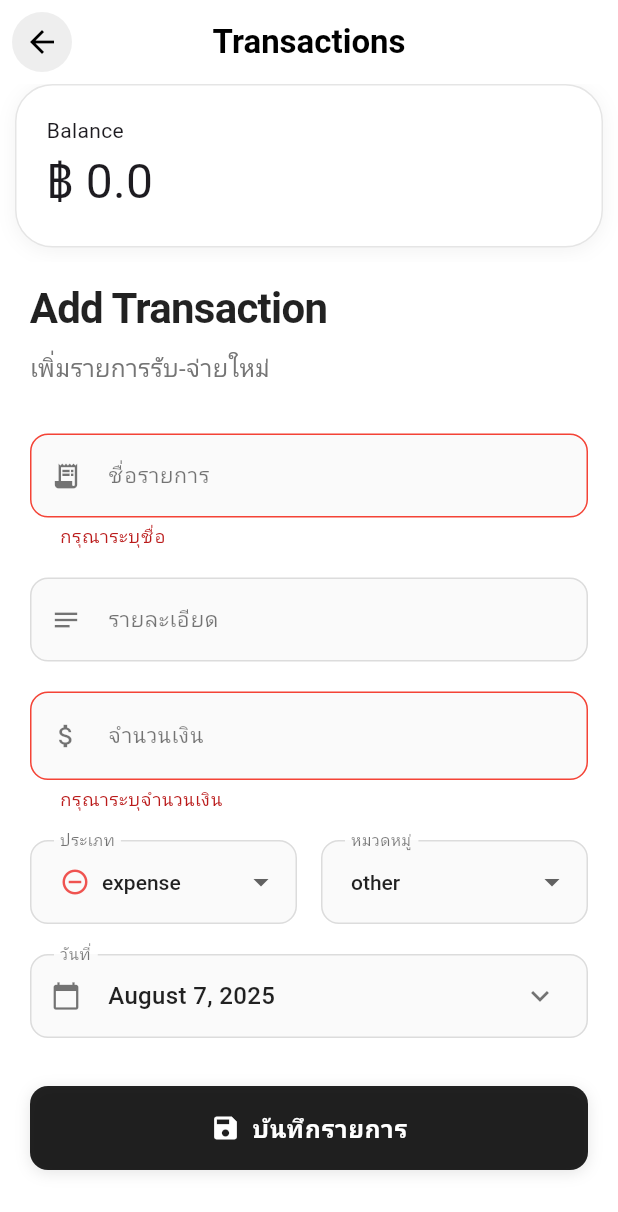
After one commit to Apisit250aps/SavingQuests, a Flutter app: the TransactionsView screen opened directly, after a tap on "บันทึกรายการ", on a phone screen of 412 x 824 dp. The commit adds this screen. Shown: the top 1212 px of the screen. Run offline on Flutter 3.47's test engine with Material 3 defaults, Android fonts, the phone set to English and light mode, and no system bars; our stand-ins replace get, google_fonts, hive, hive_flutter, phosphor_flutter; accounts and stored records are empty; Roboto replaces fonts that are missing (Itim).

Commit message:
feat: transaction form

```diff
--- /dev/null
+++ b/lib/components/app/transaction/transaction_form.dart
@@ -0,0 +1,367 @@
+import 'package:flutter/material.dart';
+import 'package:get/get.dart';
+import 'package:intl/intl.dart';
+import 'package:save_quests/controllers/wallet_controller.dart';
+import 'package:save_quests/models/enum/transaction_category/transaction_category.dart';
+import 'package:save_quests/models/enum/transaction_type/transaction_type.dart';
+import 'package:save_quests/models/transaction/transaction.dart';
+
+class TransactionForm extends StatefulWidget {
+  const TransactionForm({super.key});
+
+  @override
+  State<TransactionForm> createState() => _TransactionFormState();
+}
+
+class _TransactionFormState extends State<TransactionForm> {
+  final _formKey = GlobalKey<FormState>();
+
+  final _nameController = TextEditingController();
+  final _descController = TextEditingController();
+  final _amountController = TextEditingController();
+
+  TransactionType _selectedType = TransactionType.expense;
+  TransactionCategory _selectedCategory = TransactionCategory.other;
+  DateTime _selectedDate = DateTime.now();
+
+  final WalletController _controller = Get.find<WalletController>();
+
+  void _submitForm() {
+    if (_formKey.currentState?.validate() ?? false) {
+      final double amount = double.parse(_amountController.text);
+      final DateTime now = DateTime.now();
+
+      final transaction = Transaction(
+        wallet: _controller.defaultWallet,
+        name: _nameController.text,
+        desc: _descController.text,
+        amount: amount,
+        type: _selectedType,
+        category: _selectedCategory,
+        createdAt: _selectedDate,
+        updatedAt: now,
+      );
+
+      _controller.addTransaction(transaction);
+
+      ScaffoldMessenger.of(context).showSnackBar(
+        SnackBar(
+          content: const Text(
+            'บันทึกสำเร็จ',
+            style: TextStyle(
+              color: Colors.white,
+              fontWeight: FontWeight.w500,
+            ),
+          ),
+          backgroundColor: Colors.black87,
+          behavior: SnackBarBehavior.floating,
+          shape: RoundedRectangleBorder(
+            borderRadius: BorderRadius.circular(12),
+          ),
+          margin: const EdgeInsets.all(16),
+        ),
+      );
+      _formKey.currentState?.reset();
+      setState(() {
+        _selectedType = TransactionType.expense;
+        _selectedCategory = TransactionCategory.other;
+        _selectedDate = DateTime.now();
+      });
+    }
+  }
+
+  Future<void> _pickDate(BuildContext context) async {
+    final DateTime? picked = await showDatePicker(
+      context: context,
+      initialDate: _selectedDate,
+      firstDate: DateTime(2020),
+      lastDate: DateTime(2100),
+      builder: (context, child) {
+        return Theme(
+          data: Theme.of(context).copyWith(
+            colorScheme: const ColorScheme.light(
+              primary: Colors.black87,
+              onPrimary: Colors.white,
+              surface: Colors.white,
+              onSurface: Colors.black87,
+            ),
+          ),
+          child: child!,
+        );
+      },
+    );
+    if (picked != null && picked != _selectedDate) {
+      setState(() {
+        _selectedDate = picked;
+      });
+    }
+  }
+
+  InputDecoration _buildInputDecoration(String label, {IconData? icon}) {
+    return InputDecoration(
+      labelText: label,
+      labelStyle: const TextStyle(
+        color: Colors.black54,
+        fontSize: 14,
+        fontWeight: FontWeight.w400,
+      ),
+      prefixIcon: icon != null
+        ? Icon(icon, color: Colors.black54, size: 20)
+        : null,
+      border: OutlineInputBorder(
+        borderRadius: BorderRadius.circular(12),
+        borderSide: const BorderSide(color: Colors.black12, width: 1),
+      ),
+      enabledBorder: OutlineInputBorder(
+        borderRadius: BorderRadius.circular(12),
+        borderSide: const BorderSide(color: Colors.black12, width: 1),
+      ),
+      focusedBorder: OutlineInputBorder(
+        borderRadius: BorderRadius.circular(12),
+        borderSide: const BorderSide(color: Colors.black87, width: 2),
+      ),
+      errorBorder: OutlineInputBorder(
+        borderRadius: BorderRadius.circular(12),
+        borderSide: const BorderSide(color: Colors.red, width: 1),
+      ),
+      focusedErrorBorder: OutlineInputBorder(
+        borderRadius: BorderRadius.circular(12),
+        borderSide: const BorderSide(color: Colors.red, width: 2),
+      ),
+      filled: true,
+      fillColor: Colors.grey[50],
+      contentPadding: const EdgeInsets.symmetric(horizontal: 16, vertical: 16),
+    );
+  }
+
+  @override
+  Widget build(BuildContext context) {
+    return Container(
+      color: Colors.white,
+      child: Padding(
+        padding: const EdgeInsets.all(10),
+        child: Form(
+          key: _formKey,
+          child: Column(
+            crossAxisAlignment: CrossAxisAlignment.stretch,
+            children: [
+              // Header
+              Container(
+                padding: const EdgeInsets.only(bottom: 32),
+                child: Column(
+                  crossAxisAlignment: CrossAxisAlignment.start,
+                  children: [
+                    const Text(
+                      'Add Transaction',
+                      style: TextStyle(
+                        fontSize: 28,
+                        fontWeight: FontWeight.w700,
+                        color: Colors.black87,
+                        letterSpacing: -0.5,
+                      ),
+                    ),
+                    const SizedBox(height: 8),
+                    Text(
+                      'เพิ่มรายการรับ-จ่ายใหม่',
+                      style: TextStyle(
+                        fontSize: 16,
+                        color: Colors.grey[600],
+                        fontWeight: FontWeight.w400,
+                      ),
+                    ),
+                  ],
+                ),
+              ),
+
+              // Form Fields
+              TextFormField(
+                controller: _nameController,
+                decoration: _buildInputDecoration('ชื่อรายการ', icon: Icons.receipt_long),
+                style: const TextStyle(
+                  fontSize: 16,
+                  color: Colors.black87,
+                  fontWeight: FontWeight.w500,
+                ),
+                validator: (value) =>
+                    value == null || value.isEmpty ? 'กรุณาระบุชื่อ' : null,
+              ),
+              const SizedBox(height: 20),
+
+              TextFormField(
+                controller: _descController,
+                decoration: _buildInputDecoration('รายละเอียด', icon: Icons.notes),
+                style: const TextStyle(
+                  fontSize: 16,
+                  color: Colors.black87,
+                  fontWeight: FontWeight.w400,
+                ),
+                maxLines: 3,
+                minLines: 1,
+              ),
+              const SizedBox(height: 20),
+
+              TextFormField(
+                controller: _amountController,
+                decoration: _buildInputDecoration('จำนวนเงิน', icon: Icons.attach_money),
+                style: const TextStyle(
+                  fontSize: 18,
+                  color: Colors.black87,
+                  fontWeight: FontWeight.w600,
+                ),
+                keyboardType: TextInputType.number,
+                validator: (value) =>
+                    value == null || double.tryParse(value) == null
+                        ? 'กรุณาระบุจำนวนเงิน'
+                        : null,
+              ),
+              const SizedBox(height: 20),
+
+              Row(
+                children: [
+                  Expanded(
+                    child: DropdownButtonFormField<TransactionType>(
+                      value: _selectedType,
+                      items: TransactionType.values
+                          .map((type) => DropdownMenuItem(
+                                value: type,
+                                child: Row(
+                                  children: [
+                                    Icon(
+                                      type == TransactionType.expense
+                                        ? Icons.remove_circle_outline
+                                        : Icons.add_circle_outline,
+                                      color: type == TransactionType.expense
+                                        ? Colors.red[400]
+                                        : Colors.green[400],
+                                      size: 20,
+                                    ),
+                                    const SizedBox(width: 8),
+                                    Text(
+                                      type.name,
+                                      style: const TextStyle(
+                                        fontSize: 14,
+                                        fontWeight: FontWeight.w500,
+                                      ),
+                                    ),
+                                  ],
+                                ),
+                              ))
+                          .toList(),
+                      onChanged: (val) {
+                        if (val != null) setState(() => _selectedType = val);
+                      },
+                      decoration: _buildInputDecoration('ประเภท'),
+                      dropdownColor: Colors.white,
+                      style: const TextStyle(color: Colors.black87),
+                    ),
+                  ),
+                  const SizedBox(width: 16),
+                  Expanded(
+                    child: DropdownButtonFormField<TransactionCategory>(
+                      value: _selectedCategory,
+                      items: TransactionCategory.values
+                          .map((category) => DropdownMenuItem(
+                                value: category,
+                                child: Text(
+                                  category.name,
+                                  style: const TextStyle(
+                                    fontSize: 14,
+                                    fontWeight: FontWeight.w500,
+                                  ),
+                                ),
+                              ))
+                          .toList(),
+                      onChanged: (val) {
+                        if (val != null) setState(() => _selectedCategory = val);
+                      },
+                      decoration: _buildInputDecoration('หมวดหมู่'),
+                      dropdownColor: Colors.white,
+                      style: const TextStyle(color: Colors.black87),
+                    ),
+                  ),
+                ],
+              ),
+              const SizedBox(height: 20),
+
+              InkWell(
+                onTap: () => _pickDate(context),
+                borderRadius: BorderRadius.circular(12),
+                child: InputDecorator(
+                  decoration: _buildInputDecoration('วันที่', icon: Icons.calendar_today),
+                  child: Row(
+                    mainAxisAlignment: MainAxisAlignment.spaceBetween,
+                    children: [
+                      Text(
+                        DateFormat.yMMMMd().format(_selectedDate),
+                        style: const TextStyle(
+                          fontSize: 16,
+                          color: Colors.black87,
+                          fontWeight: FontWeight.w500,
+                        ),
+                      ),
+                      const Icon(
+                        Icons.keyboard_arrow_down,
+                        color: Colors.black54,
+                      ),
+                    ],
+                  ),
+                ),
+              ),
+              const SizedBox(height: 32),
+
+              // Submit Button
+              Container(
+                height: 56,
+                decoration: BoxDecoration(
+                  borderRadius: BorderRadius.circular(12),
+                  boxShadow: [
+                    BoxShadow(
+                      color: Colors.black.withOpacity(0.1),
+                      blurRadius: 8,
+                      offset: const Offset(0, 2),
+                    ),
+                  ],
+                ),
+                child: ElevatedButton(
+                  onPressed: _submitForm,
+                  style: ElevatedButton.styleFrom(
+                    backgroundColor: Colors.black87,
+                    foregroundColor: Colors.white,
+                    elevation: 0,
+                    shape: RoundedRectangleBorder(
+                      borderRadius: BorderRadius.circular(12),
+                    ),
+                    padding: const EdgeInsets.symmetric(vertical: 16),
+                  ),
+                  child: const Row(
+                    mainAxisAlignment: MainAxisAlignment.center,
+                    children: [
+                      Icon(Icons.save, size: 20),
+                      SizedBox(width: 8),
+                      Text(
+                        'บันทึกรายการ',
+                        style: TextStyle(
+                          fontSize: 16,
+                          fontWeight: FontWeight.w600,
+                          letterSpacing: 0.5,
+                        ),
+                      ),
+                    ],
+                  ),
+                ),
+              ),
+            ],
+          ),
+        ),
+      ),
+    );
+  }
+
+  @override
+  void dispose() {
+    _nameController.dispose();
+    _descController.dispose();
+    _amountController.dispose();
+    super.dispose();
+  }
+}
--- a/lib/views/home/home_view.dart
+++ b/lib/components/app/wallet/balance_card.dart
@@ -1,20 +1,7 @@
 import 'package:flutter/material.dart';
-import 'package:get/state_manager.dart';
-import 'package:save_quests/components/app/transaction/transaction_card.dart';
+import 'package:get/get.dart';
 import 'package:save_quests/components/share/app_card.dart';
 import 'package:save_quests/controllers/wallet_controller.dart';
-
-class HomeView extends GetView<WalletController> {
-  const HomeView({super.key});
-
-  @override
-  Widget build(BuildContext context) {
-    return SingleChildScrollView(
-      padding: const EdgeInsets.symmetric(horizontal: 10),
-      child: Column(spacing: 10, children: [BalanceCard(), TransactionsCard()]),
-    );
-  }
-}
 
 class BalanceCard extends GetWidget<WalletController> {
   const BalanceCard({super.key});
@@ -29,7 +16,12 @@ class BalanceCard extends GetWidget<WalletController> {
           Row(
             mainAxisAlignment: MainAxisAlignment.spaceBetween,
             children: [
-              Text("฿ ${controller.balances}", style: TextStyle(fontSize: 32)),
+              Obx(
+                () => Text(
+                  "฿ ${controller.balances}",
+                  style: TextStyle(fontSize: 32),
+                ),
+              ),
               // Column(
               //   mainAxisAlignment: MainAxisAlignment.center,
               //   crossAxisAlignment: CrossAxisAlignment.end,
--- a/lib/controllers/view_controller.dart
+++ b/lib/controllers/view_controller.dart
@@ -1,8 +1,8 @@
 import 'package:get/get.dart';
 import 'package:flutter/material.dart';
 import 'package:phosphor_flutter/phosphor_flutter.dart';
-import 'package:save_quests/views/home/home_view.dart';
-import 'package:save_quests/views/transactions/transactions_view.dart';
+import 'package:save_quests/views/wallet_view.dart';
+import 'package:save_quests/views/statements_view.dart';
 
 class ViewController extends GetxController {
   var currentIndex = 0.obs;
@@ -11,12 +11,12 @@ class ViewController extends GetxController {
 
   final List<ViewItem> views = [
     ViewItem(
-      view: HomeView(),
+      view: WalletView(),
       icon: Icon(PhosphorIcons.wallet(), size: 32.0),
       title: "Wallet",
     ),
     ViewItem(
-      view: TransactionsView(),
+      view: StatementView(),
       icon: Icon(PhosphorIcons.cardholder(), size: 32.0),
       title: "Statements",
     ),
--- a/lib/controllers/wallet_controller.dart
+++ b/lib/controllers/wallet_controller.dart
@@ -26,10 +26,12 @@ class WalletController extends GetxController {
   @override
   void onInit() {
     super.onInit();
-    //
     initialBox();
-    //
-    initialWallet();
+    _setup();
+  }
+
+  void _setup() async {
+    await initialWallet();
     loadTransactions();
   }
 
@@ -43,10 +45,10 @@ class WalletController extends GetxController {
     );
   }
 
-  void initialWallet() {
+  Future<void> initialWallet() async {
     final wallet = walletBox.values.toList();
     if (wallet.isEmpty) {
-      walletBox.add(
+      await walletBox.add(
         Wallet(
           name: "default",
           desc: "-",
@@ -69,6 +71,20 @@ class WalletController extends GetxController {
             .toList();
 
     transactions.assignAll(txs);
+
+    print("จำนวน transactions: ${transactions.length}");
+
+    for (var tx in transactions) {
+      print('--- Transaction ---');
+      print('ชื่อ: ${tx.name}');
+      print('รายละเอียด: ${tx.desc}');
+      print('จำนวนเงิน: ${tx.amount}');
+      print('ประเภท: ${tx.type.name}');
+      print('หมวดหมู่: ${tx.category.name}');
+      print('วันที่สร้าง: ${tx.createdAt}');
+      print('วันที่แก้ไข: ${tx.updatedAt}');
+      print('Wallet key: ${tx.wallet.key}');
+    }
   }
 
   Future<void> addTransaction(Transaction tx) async {
--- a/lib/views/main_view.dart
+++ b/lib/views/main_view.dart
@@ -1,6 +1,8 @@
 import 'package:flutter/material.dart';
 import 'package:get/get.dart';
+import 'package:phosphor_flutter/phosphor_flutter.dart';
 import 'package:save_quests/controllers/view_controller.dart';
+import 'package:save_quests/views/transactions_view.dart';
 
 class MainView extends GetView<ViewController> {
   const MainView({super.key});
@@ -24,6 +26,13 @@ class MainView extends GetView<ViewController> {
           (index) => controller.views[index].view,
         ),
       ),
+      floatingActionButton: FloatingActionButton(
+        onPressed: () => Get.to(TransactionsView()),
+        shape: CircleBorder(),
+        backgroundColor: Colors.black87,
+        child: Icon(PhosphorIcons.piggyBank(), size: 32.0, color: Colors.white),
+      ),
+      floatingActionButtonLocation: FloatingActionButtonLocation.centerFloat,
       // bottomNavigationBar: AppBottomNavigation(),
     );
   }
--- a/lib/views/transactions/transactions_view.dart
+++ b/lib/views/statements_view.dart
@@ -1,7 +1,7 @@
 import 'package:flutter/material.dart';
 
-class TransactionsView extends StatelessWidget {
-  const TransactionsView({super.key});
+class StatementView extends StatelessWidget {
+  const StatementView({super.key});
 
   @override
   Widget build(BuildContext context) {
--- /dev/null
+++ b/lib/views/transactions_view.dart
@@ -0,0 +1,28 @@
+import 'package:flutter/material.dart';
+import 'package:get/state_manager.dart';
+import 'package:save_quests/components/app/transaction/transaction_form.dart';
+import 'package:save_quests/components/app/wallet/balance_card.dart';
+import 'package:save_quests/controllers/wallet_controller.dart';
+
+class TransactionsView extends GetView<WalletController> {
+  const TransactionsView({super.key});
+
+  @override
+  Widget build(BuildContext context) {
+    return Scaffold(
+      appBar: AppBar(
+        title: Text(
+          "Transactions",
+          style: TextStyle(fontWeight: FontWeight.w600),
+        ),
+      ),
+      body: SingleChildScrollView(
+        padding: const EdgeInsets.symmetric(horizontal: 10),
+        child: Column(
+          spacing: 10,
+          children: [BalanceCard(), TransactionForm()],
+        ),
+      ),
+    );
+  }
+}
--- /dev/null
+++ b/lib/views/wallet_view.dart
@@ -0,0 +1,17 @@
+import 'package:flutter/material.dart';
+import 'package:get/state_manager.dart';
+import 'package:save_quests/components/app/transaction/transaction_card.dart';
+import 'package:save_quests/components/app/wallet/balance_card.dart';
+import 'package:save_quests/controllers/wallet_controller.dart';
+
+class WalletView extends GetView<WalletController> {
+  const WalletView({super.key});
+
+  @override
+  Widget build(BuildContext context) {
+    return SingleChildScrollView(
+      padding: const EdgeInsets.symmetric(horizontal: 10),
+      child: Column(spacing: 10, children: [BalanceCard(), TransactionsCard()]),
+    );
+  }
+}
--- a/pubspec.yaml
+++ b/pubspec.yaml
@@ -39,6 +39,7 @@ dependencies:
   google_fonts: ^6.3.0
   hive: ^2.2.3
   hive_flutter: ^1.1.0
+  intl: ^0.20.2
 
 dev_dependencies:
   flutter_test:
```
Also changed, not shown: pubspec.lock.
